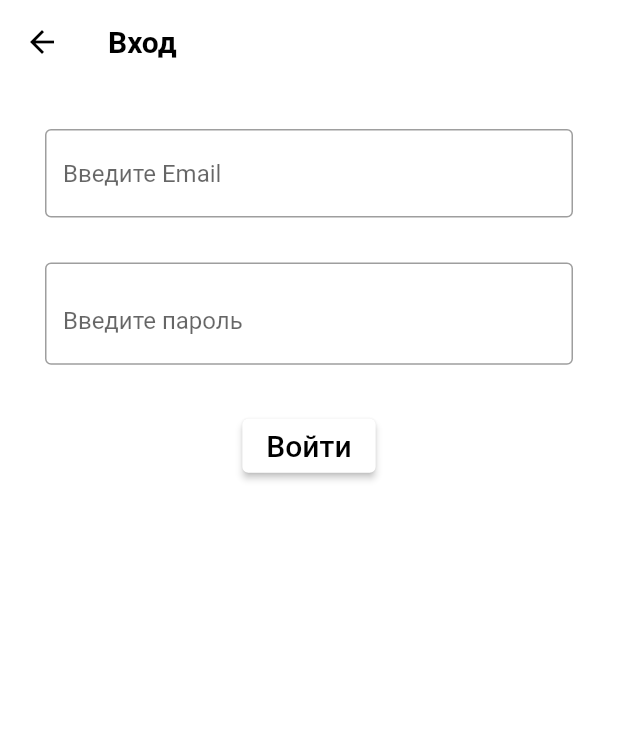
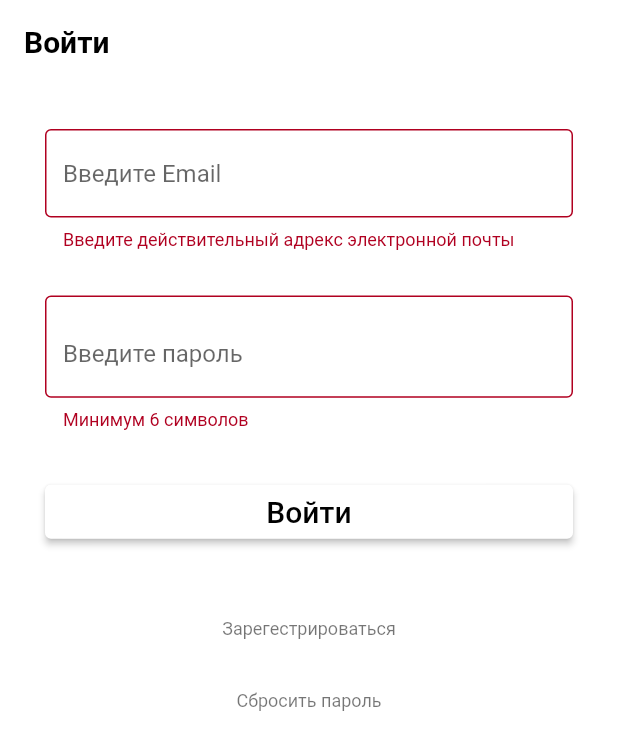
Before and after one commit to GOBSTOP1/Hackaton, a Flutter app: the screen it shows after launch, after a tap on "Войти", on a phone screen of 412 x 824 dp. Shown: the top 750 px of the screen. Run offline on Flutter 3.47's test engine with Material 2 defaults, Android fonts, the phone set to English and light mode, and no system bars; our stand-ins replace firebase_auth, firebase_core, flutter_bloc, get_it; accounts and stored records are empty.

Commit message:
Стабильная версия

```diff
--- a/lib/main.dart
+++ b/lib/main.dart
@@ -6,7 +6,7 @@ import 'firebase_options.dart';
 import 'myApp.dart';
 Future <void> main() async {
   WidgetsFlutterBinding.ensureInitialized();
-  await Firebase.initializeApp( options: DefaultFirebaseOptions.currentPlatform,);
+  await Firebase.initializeApp(options: DefaultFirebaseOptions.currentPlatform,);
   runApp(const MyApp());
 
 }
--- a/lib/screens/login/login.dart
+++ b/lib/screens/login/login.dart
@@ -38,11 +38,20 @@ class _LoginState extends State<Login> {
 
 
     } on FirebaseAuthException catch (e){
-      print(e.code);
+      print('ЯТУТ');
+      print(e.code, );
       if (e.code == 'user-not-found' || e.code == 'wrong-password'){
       SnackBarService.showSnackBar(context, 'Неправильный email или пароль', true,);
       return;
+      } else {
+         SnackBarService.showSnackBar(
+          context,
+          'Неправильный email или пароль',
+          true,
+        );
+        return;
       }
+
 
     }
     navigator.pushNamedAndRemoveUntil('/', (route) => false);
@@ -53,17 +62,16 @@ class _LoginState extends State<Login> {
     return Scaffold(
       resizeToAvoidBottomInset: false,
       appBar: AppBar(
-        title: const Text("Вход"),
         iconTheme: IconThemeData(
           color: theme.appBarTheme.iconTheme?.color,
         ),
         backgroundColor: theme.scaffoldBackgroundColor,
-        actions: [],
+        title:  Text('Войти'),
       ),
-      backgroundColor: theme.scaffoldBackgroundColor,
       body: Padding(
-        padding: const EdgeInsets.all(30),
+        padding: const EdgeInsets.all(30.0),
         child: Form(
+          key: formKey,
           child: Column(
             children: [
               TextFormField(
@@ -81,19 +89,18 @@ class _LoginState extends State<Login> {
                   hintText: 'Введите Email',
                 ),
               ),
-            const SizedBox(
-              height: 30,
-            ),
+              const SizedBox(height: 30),
               TextFormField(
-              obscureText: isHiddenPassword,
                 autocorrect: false,
                 controller: passwordTextInputController,
+                obscureText: isHiddenPassword,
                 validator: (value) {
                 if (value != null && value.length > 6) {
                   return null;
                 } else if (value == null || value.length < 6) {
                   return 'Минимум 6 символов';
                 }
+                return null;
               },
                 autovalidateMode: AutovalidateMode.onUserInteraction,
                 decoration: InputDecoration(
@@ -105,36 +112,35 @@ class _LoginState extends State<Login> {
                       isHiddenPassword
                           ? Icons.visibility_off
                           : Icons.visibility,
-                      color: theme.appBarTheme.iconTheme?.color),
+                      color: Colors.black,
                     ),
                   ),
                 ),
-            const SizedBox(
-              height: 30,
               ),
+              const SizedBox(height: 30),
               ElevatedButton(
-              onPressed: () {},
-              child: Text(
-                'Войти',
-                style: theme.textTheme.bodyMedium,
+                onPressed: (){login();},
+                child:  Center(child: Text('Войти',style: theme.textTheme.bodyMedium)),
+
+              ),
+              const SizedBox(height: 30),
+              TextButton(
+                onPressed: () => Navigator.of(context).pushNamed('/authMail'),
+                child:  Text(
+                  'Зарегестрироваться',
+                 style: theme.textTheme.bodySmall,
+                ),
+                style: theme.textButtonTheme.style,
+              ),
+              TextButton(
+                onPressed: () =>
+                    Navigator.of(context).pushNamed('/reset_password'),
+                child:  Text('Сбросить пароль',style: theme.textTheme.bodySmall,),
+                style: theme.textButtonTheme.style,
+              ),
+            ],
           ),
         ),
-            const SizedBox(
-              height: 30,
-            ),
-            TextButton(
-              onPressed: () {},
-              child: const Text(
-                'Зарегистрироваться',
-                style: TextStyle(decoration: TextDecoration.underline),
-              ),
-            ),
-            TextButton(
-              onPressed: () {},
-              child: const Text("Забыли пароль?"),
-            )
-          ],
-        )),
       ),
     );
   }
--- a/lib/screens/verify/mail/AuthMail.dart
+++ b/lib/screens/verify/mail/AuthMail.dart
@@ -83,7 +83,9 @@ class _AuthMailState extends State<AuthMail> {
       ),
       backgroundColor: theme.scaffoldBackgroundColor,
       body: Padding(padding: EdgeInsets.all(30,),
-      child: Form(child: Column(
+      child: Form(
+        key: formKey,
+        child: Column(
         children: [
           TextFormField(
             keyboardType: TextInputType.emailAddress,
--- a/lib/services/FireBaseStreem.dart
+++ b/lib/services/FireBaseStreem.dart
@@ -17,11 +17,16 @@ class FireBaseStreem extends StatelessWidget {
          body: Center(child: Text('Что-то пошло не так!'))
       );
       } else if (snapshot.hasData) {
-       if (snapshot.data!.emailVerified){
-        return const Login();
+       if (!snapshot.data!.emailVerified){
+        Future.delayed(Duration.zero, () {
+              Navigator.pushNamedAndRemoveUntil(context, '/login', (route) => false);
+            });
           // Navigator.pushNamedAndRemoveUntil(context, '/login', (route) => false);
        } return const HomeBar();
       } else {
+       Future.delayed(Duration.zero, () {
+              Navigator.pushNamedAndRemoveUntil(context, '/login', (route) => false);
+            });
         return const Login();
         //  Navigator.pushNamedAndRemoveUntil(context, '/login', (route) => false);
       }
--- a/lib/themeData/theme.dart
+++ b/lib/themeData/theme.dart
@@ -40,6 +40,17 @@ final lightTheme = ThemeData(
   listTileTheme: const ListTileThemeData(
     iconColor: Colors.black, // Цвет значков в элементах списка
   ),
+  textButtonTheme: TextButtonThemeData(
+    style: ButtonStyle(
+      foregroundColor: MaterialStateProperty.resolveWith<Color>(
+        (Set<MaterialState> states ){
+          return states.contains(MaterialState.disabled)
+          ? Colors.grey
+          : Colors.black;
+        }
+      ),
+    )
+  ) ,
   textTheme: const TextTheme(
     bodyMedium: TextStyle(
       color: Colors.black, // Цвет среднего текста
@@ -63,6 +74,7 @@ final lightTheme = ThemeData(
       fontWeight:
           FontWeight.w700, // Жирность шрифта заголовков среднего размера
     ),
+
   ),
 );
 
@@ -78,6 +90,17 @@ final darkTheme = ThemeData(
   ),
   scaffoldBackgroundColor:
       Color.fromARGB(255, 26, 26, 26), // Фон всего экрана (Scaffold)
+      textButtonTheme: TextButtonThemeData(
+    style: ButtonStyle(
+      foregroundColor: MaterialStateProperty.resolveWith<Color>(
+        (Set<MaterialState> states ){
+          return states.contains(MaterialState.disabled)
+          ? Colors.grey
+          : Colors.white;
+        }
+      ),
+    )
+  ) ,
 
   dividerColor: Colors.grey, // Цвет разделителей
   appBarTheme: const AppBarTheme(
```
Lines whose indentation alone changed are shown as unchanged.
